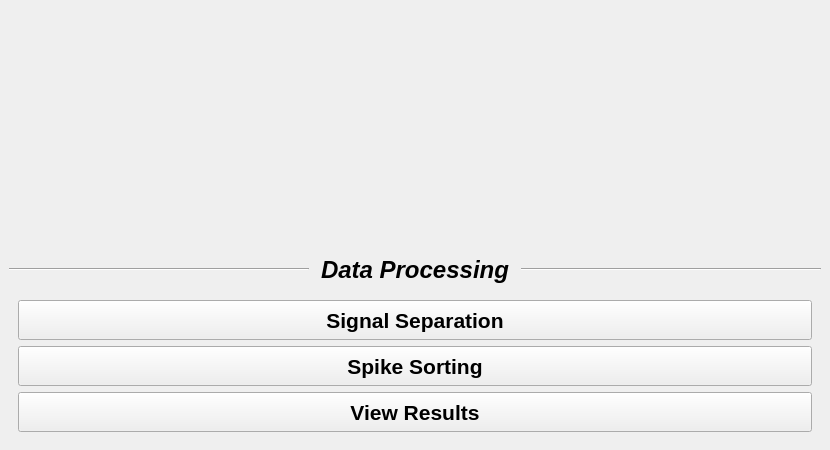
First picture: the form in parus/gui/desg_appdat.ui, repository saptera/parus, before the edit.
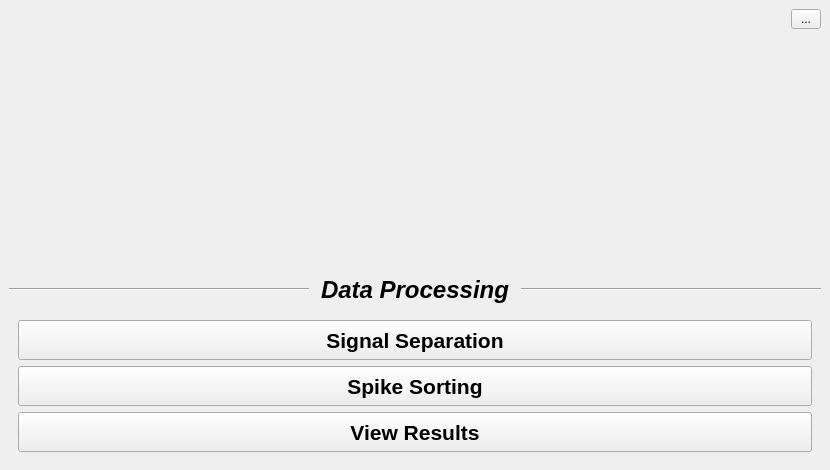
Second picture: the form after the edit.

Commit message: GUI setting system

What changed in the file:
```diff
--- a/parus/gui/desg_appdat.ui
+++ b/parus/gui/desg_appdat.ui
@@ -7,26 +7,65 @@
     <x>0</x>
     <y>0</y>
     <width>830</width>
-    <height>450</height>
+    <height>470</height>
    </rect>
   </property>
   <property name="minimumSize">
    <size>
     <width>830</width>
-    <height>450</height>
+    <height>470</height>
    </size>
   </property>
   <property name="maximumSize">
    <size>
     <width>830</width>
-    <height>450</height>
+    <height>470</height>
    </size>
   </property>
   <property name="windowTitle">
    <string>Parus Data Pipeline</string>
   </property>
   <widget class="QWidget" name="centralWidget">
-   <layout class="QVBoxLayout" name="centralLayout" stretch="1,0,0">
+   <layout class="QVBoxLayout" name="centralLayout" stretch="0,1,0,0">
+    <item>
+     <layout class="QHBoxLayout" name="settingLayout">
+      <property name="spacing">
+       <number>0</number>
+      </property>
+      <item>
+       <spacer name="settingSpacer">
+        <property name="orientation">
+         <enum>Qt::Orientation::Horizontal</enum>
+        </property>
+        <property name="sizeHint" stdset="0">
+         <size>
+          <width>40</width>
+          <height>20</height>
+         </size>
+        </property>
+       </spacer>
+      </item>
+      <item>
+       <widget class="QToolButton" name="settingButton">
+        <property name="minimumSize">
+         <size>
+          <width>30</width>
+          <height>20</height>
+         </size>
+        </property>
+        <property name="maximumSize">
+         <size>
+          <width>30</width>
+          <height>20</height>
+         </size>
+        </property>
+        <property name="text">
+         <string>...</string>
+        </property>
+       </widget>
+      </item>
+     </layout>
+    </item>
     <item>
      <widget class="QFrame" name="logoFrame">
       <property name="minimumSize">
```
The commit also changes 6 other files.
